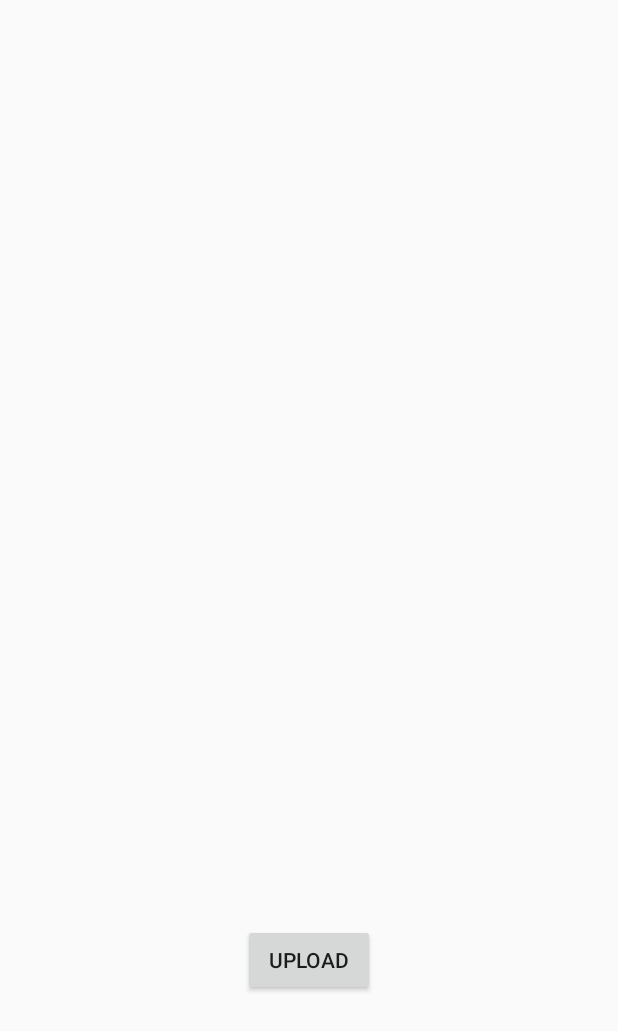
After one commit to DasilvaKareem/HackMit2015, an Android app: the layout activity_upload.xml on its own in the app's theme, with its tools: preview values and no code run, on a phone screen of 412 x 824 dp. The commit adds this screen. Shown: the top 1031 px of the screen. Run offline under Robolectric (Android 15) with nearby library versions, the phone set to English and light mode, and no system bars.

Commit message:
added a video uploader

```diff
--- /dev/null
+++ b/MitVideoSearch/app/src/main/res/layout/activity_upload.xml
@@ -0,0 +1,19 @@
+<RelativeLayout xmlns:android="http://schemas.android.com/apk/res/android"
+    xmlns:tools="http://schemas.android.com/tools" android:layout_width="match_parent"
+    android:layout_height="match_parent" android:paddingLeft="@dimen/activity_horizontal_margin"
+    android:paddingRight="@dimen/activity_horizontal_margin"
+    android:paddingTop="@dimen/activity_vertical_margin"
+    android:paddingBottom="@dimen/activity_vertical_margin"
+    tools:context="com.example.kareemdasilva.mitvideosearch.UploadActivity">
+
+    <Button
+        android:layout_width="wrap_content"
+        android:layout_height="wrap_content"
+        android:text="Upload"
+        android:id="@+id/button"
+        android:onClick="uploadVideo"
+        android:layout_alignParentBottom="true"
+        android:layout_centerHorizontal="true"
+        android:layout_marginBottom="144dp" />
+
+</RelativeLayout>
--- a/MitVideoSearch/app/src/main/res/values/strings.xml
+++ b/MitVideoSearch/app/src/main/res/values/strings.xml
@@ -4,4 +4,5 @@
     <string name="hello_world">Hello world!</string>
     <string name="action_settings">Settings</string>
     <string name="title_activity_video_streamer">VideoStreamer</string>
+    <string name="title_activity_upload">UploadActivity</string>
 </resources>
```
Also changed, not shown: MitVideoSearch/app/src/main/AndroidManifest.xml (+9 -4 lines), MitVideoSearch/app/src/main/java/com/example/kareemdasilva/mitvideosearch/UploadActivity.java (added, +48 -0 lines), MitVideoSearch/app/src/main/java/com/example/kareemdasilva/mitvideosearch/VideoSearchActivity.java (+6 -2 lines), MitVideoSearch/app/src/main/res/menu/menu_upload.xml (added, +7 -0 lines).
